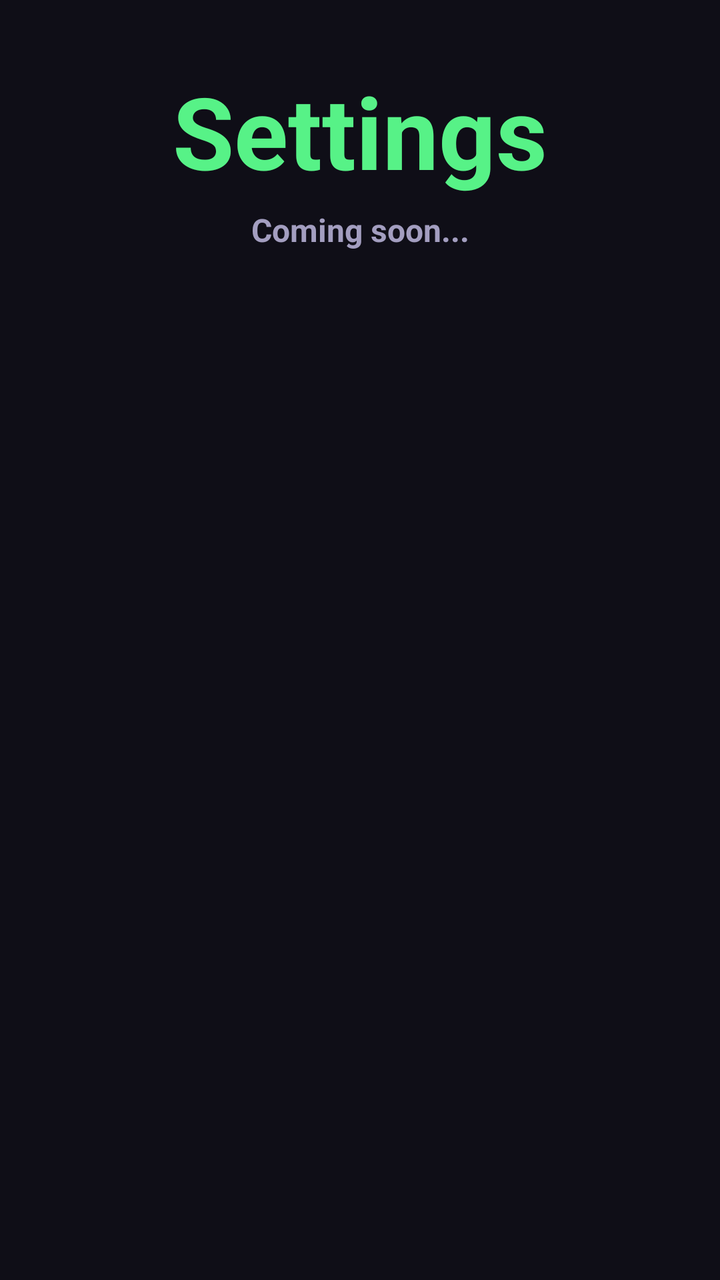
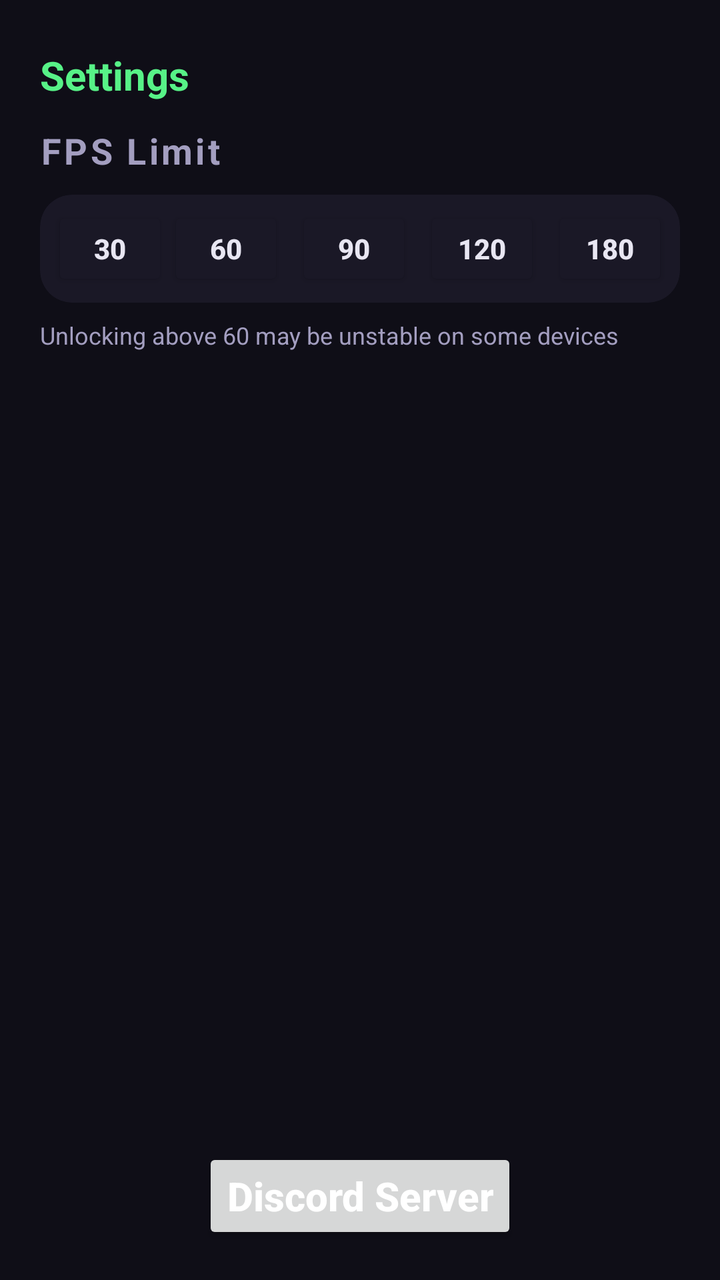

An Android layout rendered at two revisions. The XML below is the earlier revision; the diff shows what the commit changed to produce the second picture.
<!-- AndroidManifest.xml: application theme Theme.Launcher -->
<!-- res/layout/fragment_settings.xml -->
<?xml version="1.0" encoding="utf-8"?>
<androidx.constraintlayout.widget.ConstraintLayout xmlns:android="http://schemas.android.com/apk/res/android"
    xmlns:app="http://schemas.android.com/apk/res-auto"
    xmlns:tools="http://schemas.android.com/tools"
    android:id="@+id/root"
    android:layout_width="match_parent"
    android:layout_height="match_parent"
    android:background="@color/bg"
    android:gravity="center">

    <TextView
        android:id="@+id/title"
        android:layout_width="wrap_content"
        android:layout_height="wrap_content"
        android:layout_marginTop="32dp"
        android:text="Settings"
        android:textColor="@color/accent_green"
        android:textSize="50sp"
        android:textStyle="bold"
        app:layout_constraintEnd_toEndOf="parent"
        app:layout_constraintStart_toStartOf="parent"
        app:layout_constraintTop_toTopOf="parent" />

    <TextView
        android:id="@+id/desc"
        android:layout_width="wrap_content"
        android:layout_height="wrap_content"
        android:layout_marginTop="104dp"
        android:text="Coming soon..."
        android:textColor="@color/text_dim"
        android:textSize="16sp"
        android:textStyle="bold"
        app:layout_constraintEnd_toEndOf="parent"
        app:layout_constraintStart_toStartOf="parent"
        app:layout_constraintTop_toTopOf="parent" />

</androidx.constraintlayout.widget.ConstraintLayout>
<!-- resources referenced by this layout -->
<resources>
  <color name="accent_green">#FF57F287</color>
  <color name="bg">#FF0F0E17</color>
  <color name="text_dim">#FFA39EC0</color>
  <style name="Theme.Launcher" parent="Theme.MaterialComponents.DayNight.DarkActionBar">
          
          <item name="colorPrimary">@color/purple_500</item>
          <item name="colorPrimaryVariant">@color/purple_700</item>
          <item name="colorOnPrimary">@color/white</item>
          
          <item name="colorSecondary">@color/teal_200</item>
          <item name="colorSecondaryVariant">@color/teal_700</item>
          <item name="colorOnSecondary">@color/black</item>
          
          <item name="android:statusBarColor">?attr/colorPrimaryVariant</item>
          
      </style>
  <color name="purple_500">#FF6200EE</color>
  <color name="purple_700">#FF3700B3</color>
  <color name="white">#FFFFFFFF</color>
  <color name="teal_200">#FF03DAC5</color>
  <color name="teal_700">#FF018786</color>
  <color name="black">#FF000000</color>
</resources>

<!-- the commit's change to res/layout/fragment_settings.xml (unified diff, before → after) -->
@@ -1,37 +1,161 @@
 <?xml version="1.0" encoding="utf-8"?>
-<androidx.constraintlayout.widget.ConstraintLayout xmlns:android="http://schemas.android.com/apk/res/android"
+<LinearLayout xmlns:android="http://schemas.android.com/apk/res/android"
     xmlns:app="http://schemas.android.com/apk/res-auto"
-    xmlns:tools="http://schemas.android.com/tools"
     android:id="@+id/root"
     android:layout_width="match_parent"
     android:layout_height="match_parent"
     android:background="@color/bg"
-    android:gravity="center">
+    android:orientation="vertical"
+    android:paddingTop="24dp">
 
     <TextView
         android:id="@+id/title"
-        android:layout_width="wrap_content"
+        android:layout_width="match_parent"
         android:layout_height="wrap_content"
-        android:layout_marginTop="32dp"
+        android:paddingHorizontal="20dp"
+        android:paddingBottom="12dp"
         android:text="Settings"
         android:textColor="@color/accent_green"
-        android:textSize="50sp"
-        android:textStyle="bold"
-        app:layout_constraintEnd_toEndOf="parent"
-        app:layout_constraintStart_toStartOf="parent"
-        app:layout_constraintTop_toTopOf="parent" />
+        android:textSize="20sp"
+        android:textStyle="bold" />
 
-    <TextView
-        android:id="@+id/desc"
-        android:layout_width="wrap_content"
-        android:layout_height="wrap_content"
-        android:layout_marginTop="104dp"
-        android:text="Coming soon..."
-        android:textColor="@color/text_dim"
-        android:textSize="16sp"
-        android:textStyle="bold"
-        app:layout_constraintEnd_toEndOf="parent"
-        app:layout_constraintStart_toStartOf="parent"
-        app:layout_constraintTop_toTopOf="parent" />
+    <ScrollView
+        android:layout_width="match_parent"
+        android:layout_height="0dp"
+        android:layout_weight="1"
+        android:clipToPadding="false">
 
-</androidx.constraintlayout.widget.ConstraintLayout>
+        <LinearLayout
+            android:layout_width="match_parent"
+            android:layout_height="wrap_content"
+            android:orientation="vertical"
+            android:paddingHorizontal="20dp">
+
+            <TextView
+                android:id="@+id/label_fps"
+                android:layout_width="match_parent"
+                android:layout_height="wrap_content"
+                android:letterSpacing="0.08"
+                android:text="FPS Limit"
+                android:textColor="@color/text_dim"
+                android:textSize="18sp"
+                android:textStyle="bold" />
+
+            <com.google.android.material.card.MaterialCardView
+                android:layout_width="match_parent"
+                android:layout_height="wrap_content"
+                android:layout_marginTop="10dp"
+                app:cardBackgroundColor="@color/card"
+                app:cardCornerRadius="16dp"
+                app:cardElevation="0dp">
+
+                <LinearLayout
+                    android:id="@+id/fps_group"
+                    android:layout_width="match_parent"
+                    android:layout_height="wrap_content"
+                    android:orientation="horizontal"
+                    android:padding="6dp">
+
+                    <Button
+                        android:id="@+id/fps_30"
+                        android:layout_width="0dp"
+                        android:layout_height="42dp"
+                        android:layout_weight="1"
+                        android:backgroundTint="@color/card"
+                        android:gravity="center"
+                        android:text="30"
+                        android:textColor="@color/text_main"
+                        android:textSize="14sp"
+                        android:textStyle="bold" />
+
+                    <Button
+                        android:id="@+id/fps_60"
+                        android:layout_width="0dp"
+                        android:layout_height="42dp"
+                        android:layout_weight="1"
+                        android:backgroundTint="@color/card"
+                        android:gravity="center"
+                        android:text="60"
+                        android:textColor="@color/text_main"
+                        android:textSize="14sp"
+                        android:textStyle="bold" />
+
+
+                    <Button
+                        android:id="@+id/fps_90"
+                        android:layout_width="0dp"
+                        android:layout_height="42dp"
+                        android:layout_weight="1"
+                        android:layout_marginStart="6dp"
+                        android:backgroundTint="@color/card"
+                        android:gravity="center"
+                        android:text="90"
+                        android:textColor="@color/text_main"
+                        android:textSize="14sp"
+                        android:textStyle="bold" />
+
+                    <Button
+                        android:id="@+id/fps_120"
+                        android:layout_width="0dp"
+                        android:layout_height="42dp"
+                        android:layout_weight="1"
+                        android:layout_marginStart="6dp"
+                        android:backgroundTint="@color/card"
+                        android:gravity="center"
+                        android:text="120"
+                        android:textColor="@color/text_main"
+                        android:textSize="14sp"
+                        android:textStyle="bold" />
+
+                    <Button
+                        android:id="@+id/fps_180"
+                        android:layout_width="0dp"
+                        android:layout_height="42dp"
+                        android:layout_weight="1"
+                        android:layout_marginStart="6dp"
+                        android:backgroundTint="@color/card"
+                        android:gravity="center"
+                        android:text="180"
+                        android:textColor="@color/text_main"
+                        android:textSize="14sp"
+                        android:textStyle="bold" />
+                </LinearLayout>
+            </com.google.android.material.card.MaterialCardView>
+
+            <TextView
+                android:id="@+id/fps_hint"
+                android:layout_width="match_parent"
+                android:layout_height="wrap_content"
+                android:paddingTop="8dp"
+                android:text="Unlocking above 60 may be unstable on some devices"
+                android:textColor="@color/text_dim"
+                android:textSize="12sp" />
+        </LinearLayout>
+    </ScrollView>
+
+    <LinearLayout
+        android:id="@+id/discord_link"
+        android:layout_width="match_parent"
+        android:layout_height="52dp"
+        android:layout_marginHorizontal="20dp"
+        android:layout_marginTop="8dp"
+        android:layout_marginBottom="16dp"
+        android:background="?android:attr/selectableItemBackground"
+        android:backgroundTint="#5865F2"
+        android:clickable="true"
+        android:focusable="true"
+        android:gravity="center"
+        android:orientation="horizontal"
+        android:tag="https://discord.gg/cF6Krcb28V">
+
+        <Button
+            android:id="@+id/discordbtn"
+            android:layout_width="wrap_content"
+            android:layout_height="wrap_content"
+            android:text="Discord Server"
+            android:textAllCaps="false"
+            android:textColor="#FFFFFF"
+            android:textSize="20sp"
+            android:textStyle="bold" />
+    </LinearLayout>
+</LinearLayout>
<!-- resource entries referenced after the edit -->
@@ -2,7 +2,9 @@
 <resources>
   <color name="accent_green">#FF57F287</color>
   <color name="bg">#FF0F0E17</color>
+  <color name="card">#FF1A1826</color>
   <color name="text_dim">#FFA39EC0</color>
+  <color name="text_main">#FFE8E6F2</color>
   <style name="Theme.Launcher" parent="Theme.MaterialComponents.DayNight.DarkActionBar">
           
           <item name="colorPrimary">@color/purple_500</item>
